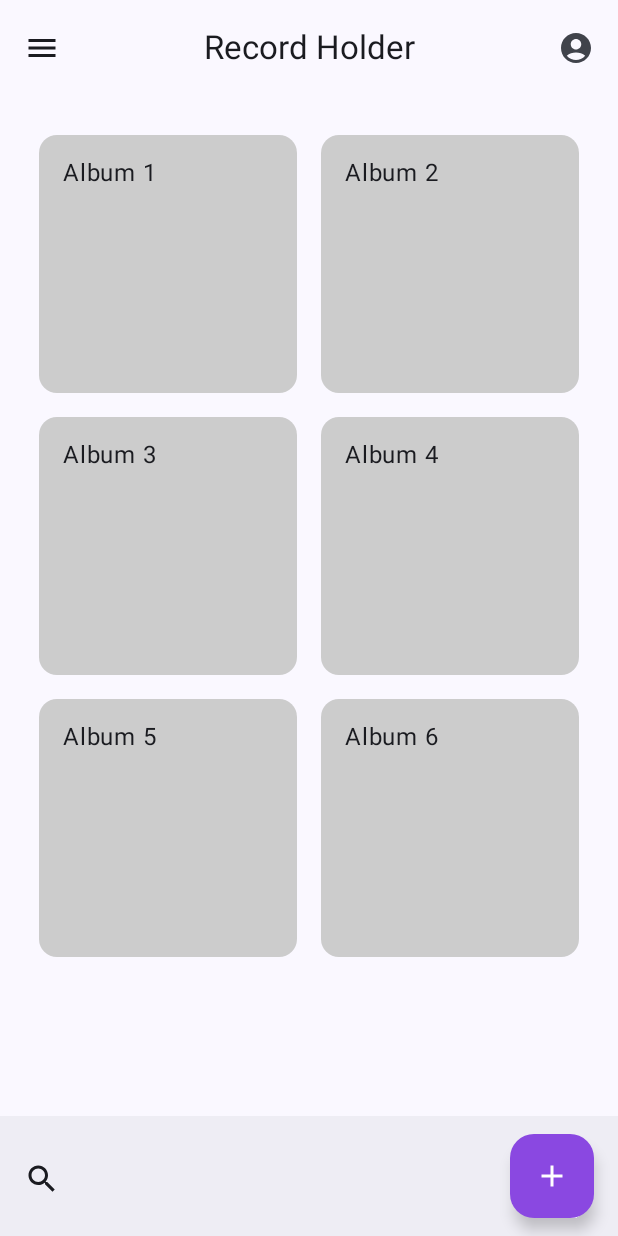
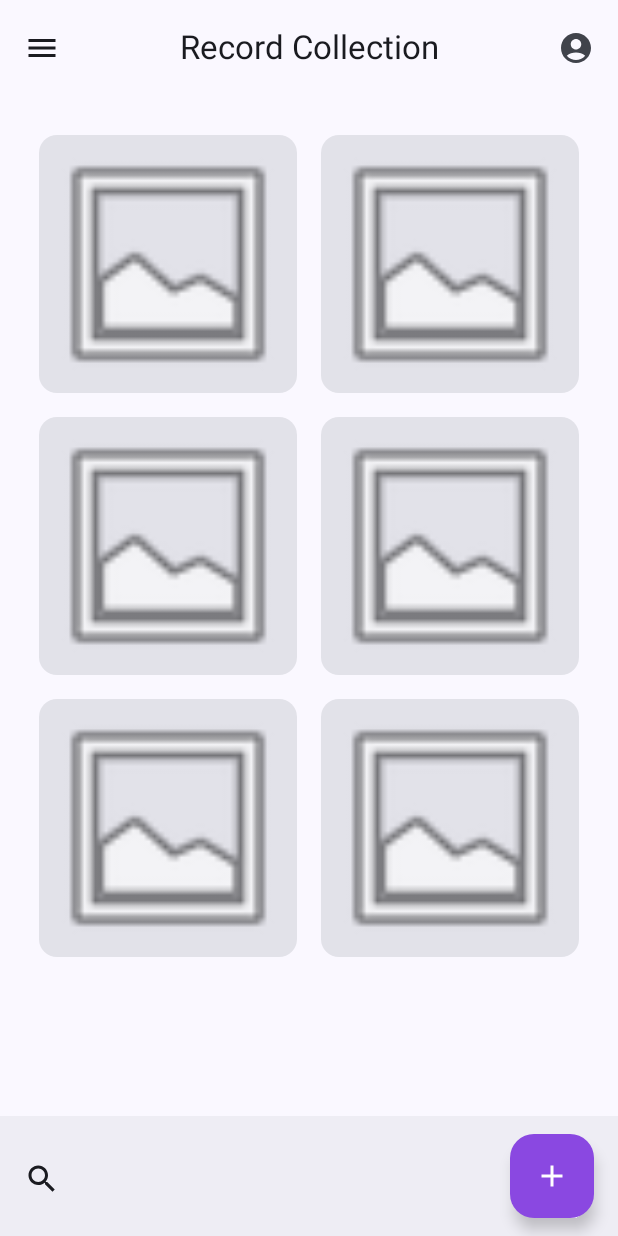
Before and after one commit to bkennedy06/MADFinalProj, an Android app built with Jetpack Compose: the screen it shows after launch (MainActivity), on a phone screen of 412 x 824 dp. Run offline under Robolectric (Android 15) with nearby library versions, the phone set to English and light mode, and no system bars.

Commit message:
Interactive LVgrid with placeholder pictures. Tapable for quick details popup

```diff
--- a/app/src/main/java/com/zybooks/pizzaparty/MainActivity.kt
+++ b/app/src/main/java/com/zybooks/pizzaparty/MainActivity.kt
@@ -3,18 +3,23 @@ package com.zybooks.pizzaparty
 import android.os.Bundle
 import androidx.activity.ComponentActivity
 import androidx.activity.compose.setContent
+import androidx.compose.foundation.Image
+import androidx.compose.foundation.clickable
 import androidx.compose.foundation.layout.Box
 import androidx.compose.foundation.layout.Column
 import androidx.compose.foundation.layout.PaddingValues
 import androidx.compose.foundation.layout.Row
+import androidx.compose.foundation.layout.Spacer
 import androidx.compose.foundation.layout.aspectRatio
 import androidx.compose.foundation.layout.fillMaxSize
 import androidx.compose.foundation.layout.fillMaxWidth
+import androidx.compose.foundation.layout.height
 import androidx.compose.foundation.layout.padding
 import androidx.compose.foundation.lazy.grid.GridCells
 import androidx.compose.foundation.lazy.grid.LazyVerticalGrid
 import androidx.compose.foundation.lazy.grid.items
 import androidx.compose.foundation.selection.selectable
+import androidx.compose.foundation.shape.RoundedCornerShape
 import androidx.compose.foundation.text.KeyboardOptions
 import androidx.compose.material.icons.Icons
 import androidx.compose.material.icons.filled.AccountCircle
@@ -22,6 +27,7 @@ import androidx.compose.material.icons.filled.Add
 import androidx.compose.material.icons.filled.Menu
 import androidx.compose.material.icons.filled.Search
 import androidx.compose.material3.BottomAppBar
+import androidx.compose.material3.Button
 import androidx.compose.material3.Card
 import androidx.compose.material3.CardDefaults
 import androidx.compose.material3.MaterialTheme
@@ -48,7 +54,11 @@ import androidx.compose.material3.FloatingActionButton
 import androidx.compose.material3.Icon
 import androidx.compose.material3.IconButton
 import androidx.compose.material3.Scaffold
+import androidx.compose.ui.Alignment
+import androidx.compose.ui.draw.clip
 import androidx.compose.ui.graphics.Color
+import androidx.compose.ui.res.painterResource
+import androidx.compose.ui.window.Dialog
 
 class MainActivity : ComponentActivity() {
    override fun onCreate(savedInstanceState: Bundle?) {
@@ -91,7 +101,7 @@ fun PizzaPartyScreen(modifier: Modifier = Modifier) {
    Scaffold(
       topBar = {
          CenterAlignedTopAppBar(
-            title = { Text(text = "Record Holder") },
+            title = { Text(text = "Record Collection") },
             navigationIcon = {
                IconButton(onClick = { /* Handle menu click */ }) {
                   Icon(
@@ -211,40 +221,79 @@ fun HomeScreenPreview() {
 
 @Composable
 fun VinylCollectionGrid() {
-   val sampleAlbums = List(6) { "Album ${it + 1}" } // Placeholder data
+   val sampleAlbums = List(6) { "Album ${it + 1}" } // Placeholder album list
 
    LazyVerticalGrid(
-      columns = GridCells.Fixed(2), // 2-column grid
+      columns = GridCells.Fixed(2),
       modifier = Modifier.fillMaxSize(),
       contentPadding = PaddingValues(8.dp)
    ) {
       items(sampleAlbums) { album ->
-         VinylItem(album)
+         var showDialog by remember { mutableStateOf(false) }
+
+         VinylItem(
+            album = album,
+            onClick = { showDialog = true }
+         )
+
+         if (showDialog) {
+            VinylDetailsPopup(album = album, onDismiss = { showDialog = false })
+         }
       }
    }
 }
 
 @Composable
-fun VinylItem(album: String) {
+fun VinylItem(album: String, onClick: () -> Unit) {
    Card(
       modifier = Modifier
          .padding(8.dp)
          .fillMaxWidth()
-         .aspectRatio(1f),
-      colors = CardDefaults.cardColors(containerColor = Color.LightGray) // Placeholder color
+         .aspectRatio(1f)
+         .clickable { onClick() }, // Make album clickable
+      shape = RoundedCornerShape(12.dp),
    ) {
-      Box(modifier = Modifier.fillMaxSize()) {
-         Text(
-            text = album,
-            modifier = Modifier.padding(16.dp),
-            style = MaterialTheme.typography.bodyLarge
+      Box(
+         modifier = Modifier.fillMaxSize()
+      ) {
+         Image(
+            painter = painterResource(id = android.R.drawable.ic_menu_gallery), // Placeholder image
+            contentDescription = "Album Cover",
+            modifier = Modifier
+               .fillMaxSize()
+               .clip(RoundedCornerShape(12.dp))
          )
       }
    }
 }
 
-@Preview(showBackground = true)
 @Composable
-fun VinylGridPreview() {
-   VinylCollectionGrid()
+fun VinylDetailsPopup(album: String, onDismiss: () -> Unit) {
+   Dialog(onDismissRequest = { onDismiss() }) {
+      Surface(
+         shape = RoundedCornerShape(16.dp),
+         color = MaterialTheme.colorScheme.surface,
+         modifier = Modifier.padding(16.dp)
+      ) {
+         Column(
+            modifier = Modifier
+               .padding(16.dp)
+               .fillMaxWidth()
+         ) {
+            Text(text = album, style = MaterialTheme.typography.headlineSmall)
+            Spacer(modifier = Modifier.height(8.dp))
+            Text(text = "Album details go here...", style = MaterialTheme.typography.bodyLarge)
+            Spacer(modifier = Modifier.height(16.dp))
+            Button(onClick = onDismiss, modifier = Modifier.align(Alignment.End)) {
+               Text("Close")
+            }
+         }
+      }
+   }
 }
+
+//@Preview(showBackground = true)
+//@Composable
+//fun VinylGridPreview() {
+//   VinylCollectionGrid()
+//}
```
